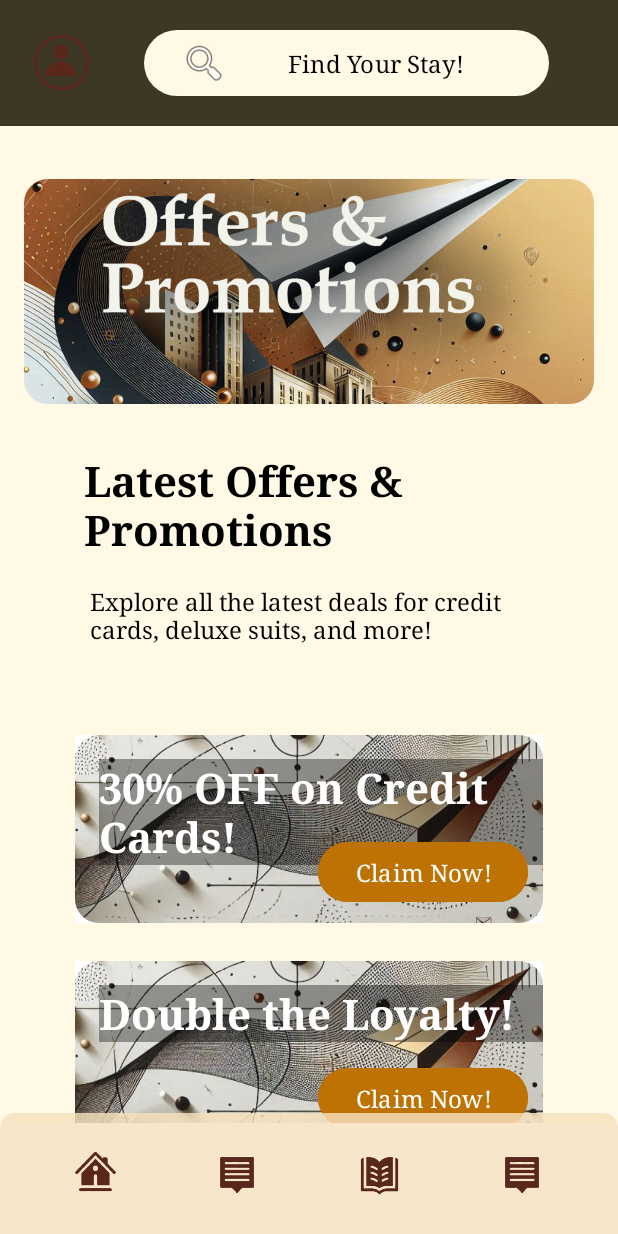
After one commit to sadanah/luxevista-app, an Android app: the layout offer_promo.xml on its own in the app's theme, with its tools: preview values and no code run, on a phone screen of 412 x 824 dp. The commit adds this screen. Run offline under Robolectric (Android 15) with nearby library versions, the phone set to English and light mode, and no system bars.

Commit message:
Offers page frontend

```diff
--- a/app/src/main/res/drawable/bottom_nav_shadow.xml
+++ b/app/src/main/res/drawable/bottom_nav_shadow.xml
@@ -2,7 +2,7 @@
     <!-- White background -->
     <item>
         <shape>
-            <solid android:color="#D0E0C08A"/> <!--D0F8ECD8 White background -->
+            <solid android:color="#D0F6E1BD"/> <!--D0F8ECD8 White background -->
             <corners android:topLeftRadius="10dp" android:topRightRadius="10dp"/> <!-- Rounded top corners -->
         </shape>
     </item>
--- /dev/null
+++ b/app/src/main/res/layout/offer_promo.xml
@@ -0,0 +1,277 @@
+<RelativeLayout xmlns:android="http://schemas.android.com/apk/res/android"
+    android:id="@+id/home"
+    android:layout_width="match_parent"
+    android:layout_height="match_parent"
+    android:orientation="vertical">
+
+    <!-- Section with background image -->
+    <FrameLayout
+        android:layout_width="match_parent"
+        android:layout_height="wrap_content"
+        android:layout_marginBottom="75dp">
+
+        <!-- Scrollable content starts below -->
+        <androidx.core.widget.NestedScrollView
+            android:layout_width="match_parent"
+            android:layout_height="wrap_content"
+            android:fillViewport="true"
+            android:layout_marginTop="83dp"
+            android:backgroundTint="@color/gold">
+
+            <LinearLayout
+                android:layout_width="match_parent"
+                android:layout_height="wrap_content"
+                android:orientation="vertical"
+                android:gravity="center"
+                android:backgroundTint="@color/gold"
+                android:layout_marginTop="20dp">
+
+                <!--offers and promo-->
+                <ImageView
+                    android:id="@+id/imageOffers"
+                    android:layout_width="match_parent"
+                    android:layout_height="150dp"
+                    android:layout_margin="16dp"
+                    android:src="@drawable/offers"
+                    android:background="@drawable/rounded_corners"
+                    android:scaleType="centerCrop"
+                    android:clickable="true"
+                    android:contentDescription="Offers and promotions"
+                    android:clipToOutline="true" />
+
+
+                <TextView
+                    android:layout_width="300dp"
+                    android:layout_height="wrap_content"
+                    android:layout_marginTop="16dp"
+                    android:layout_marginBottom="8dp"
+                    android:layout_marginHorizontal="50dp"
+                    android:text="Latest Offers &amp; Promotions"
+                    android:textSize="28sp"
+                    android:textStyle="bold"
+                    android:textColor="@color/black"
+                    android:fontFamily="serif"
+                    android:backgroundTint="@color/gold"/>
+
+                <TextView
+                    android:layout_width="match_parent"
+                    android:layout_height="wrap_content"
+                    android:layout_marginHorizontal="50dp"
+                    android:padding="10dp"
+                    android:fontFamily="serif"
+                    android:textSize="16sp"
+                    android:layout_marginBottom="50dp"
+                    android:backgroundTint="@color/gold"
+                    android:text="Explore all the latest deals for credit cards, deluxe suits, and more!"/>
+
+                <FrameLayout
+                    android:layout_width="match_parent"
+                    android:layout_height="125dp"
+                    android:layout_marginHorizontal="50dp"
+                    android:layout_marginBottom="25dp">
+
+                    <ImageView
+                        android:id="@+id/offer1"
+                        android:layout_width="match_parent"
+                        android:layout_height="125dp"
+                        android:src="@drawable/offer1"
+                        android:background="@drawable/rounded_corners"
+                        android:scaleType="centerCrop"
+                        android:clickable="true"
+                        android:contentDescription="Offers 1"
+                        android:clipToOutline="true" />
+
+                    <TextView
+                        android:layout_width="296dp"
+                        android:layout_height="wrap_content"
+                        android:layout_margin="16dp"
+                        android:backgroundTint="#5E000000"
+                        android:fontFamily="serif"
+                        android:text="30% OFF on Credit Cards!"
+                        android:textColor="@color/white"
+                        android:textSize="28sp"
+                        android:textStyle="bold" />
+
+                    <Button
+                        android:layout_width="140dp"
+                        android:layout_height="wrap_content"
+                        android:text="Claim Now!"
+                        android:backgroundTint="@color/loginButtonColor"
+                        android:fontFamily="serif"
+                        android:layout_gravity="bottom|end"
+                        android:textSize="16sp"
+                        android:layout_margin="10dp"/>
+
+                </FrameLayout>
+                <FrameLayout
+                    android:layout_width="match_parent"
+                    android:layout_height="125dp"
+                    android:layout_marginHorizontal="50dp"
+                    android:layout_marginBottom="25dp">
+
+                    <ImageView
+                        android:id="@+id/offer2"
+                        android:layout_width="match_parent"
+                        android:layout_height="125dp"
+                        android:src="@drawable/offer1"
+                        android:background="@drawable/rounded_corners"
+                        android:scaleType="centerCrop"
+                        android:clickable="true"
+                        android:contentDescription="Offers 1"
+                        android:clipToOutline="true" />
+
+                    <TextView
+                        android:layout_width="296dp"
+                        android:layout_height="wrap_content"
+                        android:layout_margin="16dp"
+                        android:backgroundTint="#5E000000"
+                        android:fontFamily="serif"
+                        android:text="Double the Loyalty!"
+                        android:textColor="@color/white"
+                        android:textSize="28sp"
+                        android:textStyle="bold" />
+
+                    <Button
+                        android:layout_width="140dp"
+                        android:layout_height="wrap_content"
+                        android:text="Claim Now!"
+                        android:backgroundTint="@color/loginButtonColor"
+                        android:fontFamily="serif"
+                        android:layout_gravity="bottom|end"
+                        android:textSize="16sp"
+                        android:layout_margin="10dp"/>
+
+                </FrameLayout>
+                <FrameLayout
+                    android:layout_width="match_parent"
+                    android:layout_height="125dp"
+                    android:layout_marginHorizontal="50dp"
+                    android:layout_marginBottom="60dp">
+
+                    <ImageView
+                        android:id="@+id/offer3"
+                        android:layout_width="match_parent"
+                        android:layout_height="125dp"
+                        android:src="@drawable/offer1"
+                        android:background="@drawable/rounded_corners"
+                        android:scaleType="centerCrop"
+                        android:clickable="true"
+                        android:contentDescription="Offers 1"
+                        android:clipToOutline="true" />
+
+                    <TextView
+                        android:layout_width="296dp"
+                        android:layout_height="wrap_content"
+                        android:layout_margin="16dp"
+                        android:backgroundTint="#5E000000"
+                        android:fontFamily="serif"
+                        android:text="30% OFF on Credit Cards!"
+                        android:textColor="@color/white"
+                        android:textSize="28sp"
+                        android:textStyle="bold" />
+
+                    <Button
+                        android:layout_width="140dp"
+                        android:layout_height="wrap_content"
+                        android:text="Claim Now!"
+                        android:backgroundTint="@color/loginButtonColor"
+                        android:fontFamily="serif"
+                        android:layout_gravity="bottom|end"
+                        android:textSize="16sp"
+                        android:layout_margin="10dp"/>
+
+                </FrameLayout>
+
+            </LinearLayout>
+
+        </androidx.core.widget.NestedScrollView>
+
+        <LinearLayout
+            android:layout_width="match_parent"
+            android:layout_height="wrap_content"
+            android:orientation="horizontal"
+            android:padding="16dp"
+            android:background="#DA1D1600"
+            android:gravity="center" >
+
+            <ImageView
+                android:id="@+id/profileButton"
+                android:layout_width="50dp"
+                android:layout_height="50dp"
+                android:src="@drawable/ic_pfp"
+                android:background="?attr/selectableItemBackgroundBorderless"
+                android:scaleType="centerCrop"
+                android:contentDescription="Profile"
+                android:clickable="true"
+                android:focusable="true" />
+
+            <Button
+                android:layout_width="match_parent"
+                android:layout_height="wrap_content"
+                android:layout_marginHorizontal="30dp"
+                android:drawableLeft="@android:drawable/ic_menu_search"
+                android:text="Find Your Stay!"
+                android:textSize="16sp"
+                android:textColor="@color/black"
+                android:fontFamily="serif"/>
+
+        </LinearLayout>
+
+    </FrameLayout>
+    <!-- Bottom Navigation Bar (Fixed) -->
+    <LinearLayout
+        android:layout_width="match_parent"
+        android:layout_height="wrap_content"
+        android:orientation="horizontal"
+        android:padding="16dp"
+        android:background="@drawable/bottom_nav_shadow"
+        android:gravity="center_vertical"
+        android:layout_alignParentBottom="true">
+
+        <ImageView
+            android:id="@+id/homeButton"
+            android:layout_width="0dp"
+            android:layout_height="50dp"
+            android:layout_weight="1"
+            android:src="@drawable/ic_home"
+            android:background="?attr/selectableItemBackgroundBorderless"
+            android:scaleType="centerInside"
+            android:contentDescription="Home"
+            android:clickable="true"/>
+
+        <ImageView
+            android:id="@+id/browseButton"
+            android:layout_width="0dp"
+            android:layout_height="50dp"
+            android:layout_weight="1"
+            android:src="@drawable/ic_info"
+            android:background="?attr/selectableItemBackgroundBorderless"
+            android:scaleType="centerInside"
+            android:contentDescription="Browse"
+            android:clickable="true"/>
+
+        <ImageView
+            android:id="@+id/bookingsButton"
+            android:layout_width="0dp"
+            android:layout_height="50dp"
+            android:layout_weight="1"
+            android:src="@drawable/ic_bookings"
+            android:background="?attr/selectableItemBackgroundBorderless"
+            android:scaleType="centerInside"
+            android:contentDescription="My bookings"
+            android:clickable="true"/>
+
+        <ImageView
+            android:id="@+id/infoButton"
+            android:layout_width="0dp"
+            android:layout_height="50dp"
+            android:layout_weight="1"
+            android:src="@drawable/ic_info"
+            android:background="?attr/selectableItemBackgroundBorderless"
+            android:scaleType="centerInside"
+            android:contentDescription="Information"
+            android:clickable="true"/>
+
+    </LinearLayout>
+
+</RelativeLayout>
```
Also changed, not shown: app/src/main/res/drawable/offer1.jpg (added), app/src/main/res/drawable/offer1.png (deleted), app/src/main/res/drawable/offer11.jpg (added), app/src/main/res/drawable/offer2.png (deleted), app/src/main/res/drawable/offer3.png (deleted).
